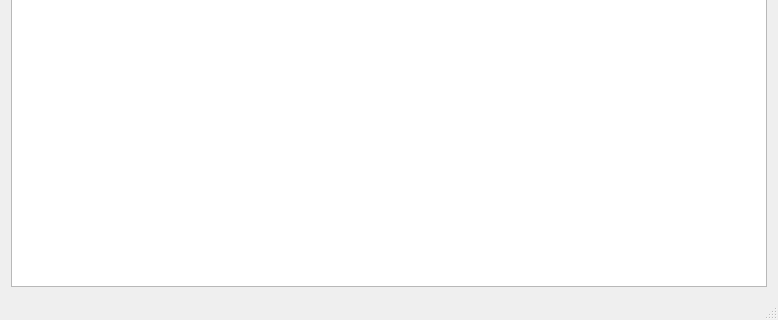
First picture: the form in BlockoneDesktop/mainwindow.ui, repository DePizzottri/BlockoneHackathon, before the edit; both pictures show x 0 to 778 and y 295 to 615 of the 778 by 615 pixel window.
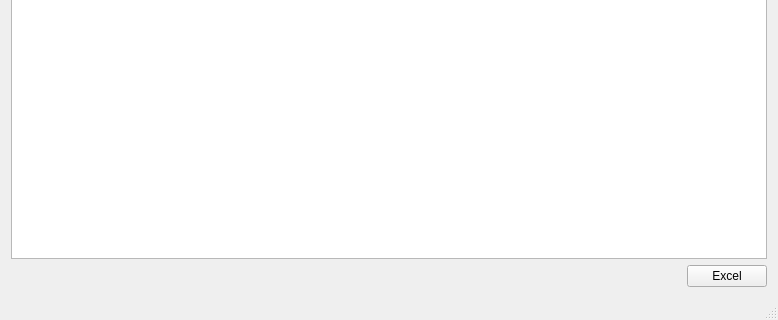
Second picture: the form after the edit.

Commit message: add export to excel

The edit to the form file:
```diff
--- a/BlockoneDesktop/mainwindow.ui
+++ b/BlockoneDesktop/mainwindow.ui
@@ -105,6 +105,37 @@
       </property>
      </widget>
     </item>
+    <item>
+     <layout class="QHBoxLayout" name="horizontalLayout_4">
+      <item>
+       <spacer name="horizontalSpacer">
+        <property name="orientation">
+         <enum>Qt::Horizontal</enum>
+        </property>
+        <property name="sizeHint" stdset="0">
+         <size>
+          <width>40</width>
+          <height>20</height>
+         </size>
+        </property>
+       </spacer>
+      </item>
+      <item>
+       <widget class="QLabel" name="label_6">
+        <property name="text">
+         <string/>
+        </property>
+       </widget>
+      </item>
+      <item>
+       <widget class="QPushButton" name="pushButton_2">
+        <property name="text">
+         <string>Excel</string>
+        </property>
+       </widget>
+      </item>
+     </layout>
+    </item>
    </layout>
   </widget>
   <widget class="QStatusBar" name="statusBar"/>
```
The commit also changes 3 other files.
